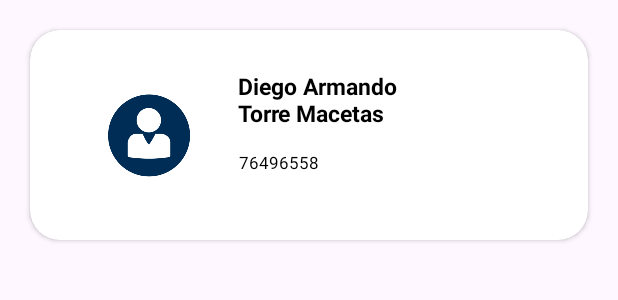
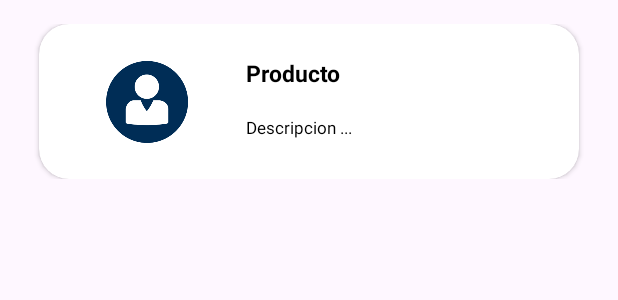
Before and after one commit to Jhieyme/EasyOrder, an Android app: the layout item_customer.xml on its own in the app's theme, with its tools: preview values and no code run, on a phone screen of 412 x 824 dp. Shown: the top 300 px of the screen. Run offline under Robolectric (Android 15) with nearby library versions, the phone set to English and light mode, and no system bars.

Commit message:
item_customer update

```diff
--- a/app/src/main/java/com/jennifer/easyorder/Adapter/CustomerAdapter.java
+++ b/app/src/main/java/com/jennifer/easyorder/Adapter/CustomerAdapter.java
@@ -43,8 +43,8 @@ public class CustomerAdapter extends RecyclerView.Adapter<CustomerAdapter.ShowVi
     }
 
     public void bind(Customer customer) {
-      binding.txtName.setText(customer.getNombres());
-      binding.txtDNI.setText(customer.getDni());
+//      binding.txtName.setText(customer.getNombres());
+//      binding.txtDNI.setText(customer.getDni());
     }
 
   }
--- a/app/src/main/java/com/jennifer/easyorder/Fragments/CustomerFragment.java
+++ b/app/src/main/java/com/jennifer/easyorder/Fragments/CustomerFragment.java
@@ -6,6 +6,7 @@ import androidx.annotation.NonNull;
 import androidx.annotation.Nullable;
 import androidx.fragment.app.Fragment;
 import androidx.recyclerview.widget.GridLayoutManager;
+import androidx.recyclerview.widget.LinearLayoutManager;
 import androidx.recyclerview.widget.RecyclerView;
 
 import android.view.LayoutInflater;
@@ -43,7 +44,7 @@ public class CustomerFragment extends Fragment {
         super.onViewCreated(view, savedInstanceState);
 
         recyclerView = view.findViewById(R.id.rv_customer);
-        GridLayoutManager layoutManager = new GridLayoutManager(view.getContext(), 2);
+        LinearLayoutManager layoutManager = new LinearLayoutManager(view.getContext(), LinearLayoutManager.VERTICAL, false);
         binding.rvCustomer.setLayoutManager(layoutManager);
 
         RestaurantInterface customerInterface = RetrofitHelper.getInstance().create(RestaurantInterface.class);
--- a/app/src/main/res/layout/fragment_customer.xml
+++ b/app/src/main/res/layout/fragment_customer.xml
@@ -5,7 +5,7 @@
     xmlns:tools="http://schemas.android.com/tools"
     android:layout_width="match_parent"
     android:layout_height="match_parent"
-    android:background="@color/black"
+    android:background="#131826"
     tools:context=".Fragments.CustomerFragment">
 
     <ScrollView
--- a/app/src/main/res/layout/item_customer.xml
+++ b/app/src/main/res/layout/item_customer.xml
@@ -1,30 +1,23 @@
 <?xml version="1.0" encoding="utf-8"?>
-<androidx.constraintlayout.widget.ConstraintLayout
-    xmlns:android="http://schemas.android.com/apk/res/android"
+<LinearLayout xmlns:android="http://schemas.android.com/apk/res/android"
     xmlns:app="http://schemas.android.com/apk/res-auto"
     xmlns:tools="http://schemas.android.com/tools"
-    android:layout_width="400dp"
-    android:layout_height="wrap_content">
+    android:layout_width="match_parent"
+    android:layout_height="wrap_content"
+    android:orientation="horizontal"
+    android:padding="16dp">
 
-
-    <LinearLayout
-        android:id="@+id/row1"
-        android:layout_width="412dp"
-        android:layout_height="180dp"
-        android:padding="10dp"
-        app:layout_constraintEnd_toEndOf="parent"
-        app:layout_constraintHorizontal_bias="0.0"
-        app:layout_constraintStart_toStartOf="parent"
-        tools:ignore="MissingConstraints">
+    <androidx.constraintlayout.widget.ConstraintLayout
+        android:layout_width="match_parent"
+        android:layout_height="match_parent">
 
     <androidx.cardview.widget.CardView
         android:id="@+id/clothingCard"
-            android:layout_width="180dp"
-            android:layout_height="140dp"
+        android:layout_width="match_parent"
+        android:layout_height="103dp"
         android:layout_margin="10dp"
         android:layout_weight="1"
         app:cardCornerRadius="20dp"
-
         tools:ignore="MissingConstraints">
 
         <RelativeLayout
@@ -32,11 +25,15 @@
             android:layout_height="match_parent">
 
             <ImageView
-                    android:id="@+id/img_customer"
+                android:id="@+id/img_product"
                 android:layout_width="60dp"
-                    android:layout_height="wrap_content"
+                android:layout_height="50dp"
                 android:layout_alignParentStart="true"
-                    android:layout_marginStart="49dp"
+                android:layout_alignParentTop="true"
+                android:layout_alignParentBottom="true"
+                android:layout_marginStart="42dp"
+                android:layout_marginTop="0dp"
+                android:layout_marginBottom="0dp"
                 android:contentDescription="@null"
                 android:src="@drawable/customerimg"
                 app:layout_constraintEnd_toEndOf="parent"
@@ -46,15 +43,15 @@
 
             <TextView
                 android:id="@+id/txt_name"
-                    android:layout_width="162dp"
+                android:layout_width="100dp"
                 android:layout_height="wrap_content"
-                    android:layout_below="@+id/img_customer"
-                    android:layout_marginStart="13dp"
-                    android:layout_marginTop="-119dp"
-                    android:layout_toEndOf="@+id/img_customer"
+                android:layout_below="@+id/img_product"
+                android:layout_marginStart="20dp"
+                android:layout_marginTop="-87dp"
+                android:layout_toEndOf="@+id/img_product"
                 android:paddingHorizontal="16dp"
                 android:paddingVertical="6dp"
-                    android:text="Diego Armando Torre Macetas"
+                android:text="Producto"
                 android:textColor="@color/black"
                 android:textSize="15sp"
                 android:textStyle="bold"
@@ -62,39 +59,37 @@
                 app:layout_constraintEnd_toEndOf="parent"
                 app:layout_constraintHorizontal_bias="0.266"
                 app:layout_constraintStart_toStartOf="parent"
-                    app:layout_constraintTop_toBottomOf="@+id/img_customer"
+                app:layout_constraintTop_toBottomOf="@+id/img_product"
                 app:layout_constraintVertical_bias="0.0" />
 
-
-
-
-
             <TextView
-                    android:id="@+id/txtDNI"
-                    android:layout_width="162dp"
-                    android:layout_height="57dp"
-                    android:layout_below="@+id/img_customer"
-                    android:layout_marginStart="14dp"
-                    android:layout_marginTop="-65dp"
-                    android:layout_toEndOf="@+id/img_customer"
+                android:id="@+id/txt_description"
+                android:layout_width="wrap_content"
+                android:layout_height="wrap_content"
+                android:layout_below="@+id/img_product"
+                android:layout_marginStart="20dp"
+                android:layout_marginTop="-48dp"
+                android:layout_toEndOf="@+id/img_product"
                 android:paddingHorizontal="16dp"
                 android:paddingVertical="6dp"
-                    android:text="76496558"
+                android:text="Descripcion ..."
                 android:textColor="@color/black"
                 android:textSize="11sp"
                 app:layout_constraintBottom_toBottomOf="parent"
                 app:layout_constraintEnd_toEndOf="parent"
                 app:layout_constraintHorizontal_bias="0.266"
                 app:layout_constraintStart_toStartOf="parent"
-                    app:layout_constraintTop_toBottomOf="@+id/img_customer"
+                app:layout_constraintTop_toBottomOf="@+id/img_product"
                 app:layout_constraintVertical_bias="0.0" />
 
 
         </RelativeLayout>
 
+
+
     </androidx.cardview.widget.CardView>
 
-    </LinearLayout>
 
 
     </androidx.constraintlayout.widget.ConstraintLayout>
+</LinearLayout>
```
Lines whose indentation alone changed are shown as unchanged.
